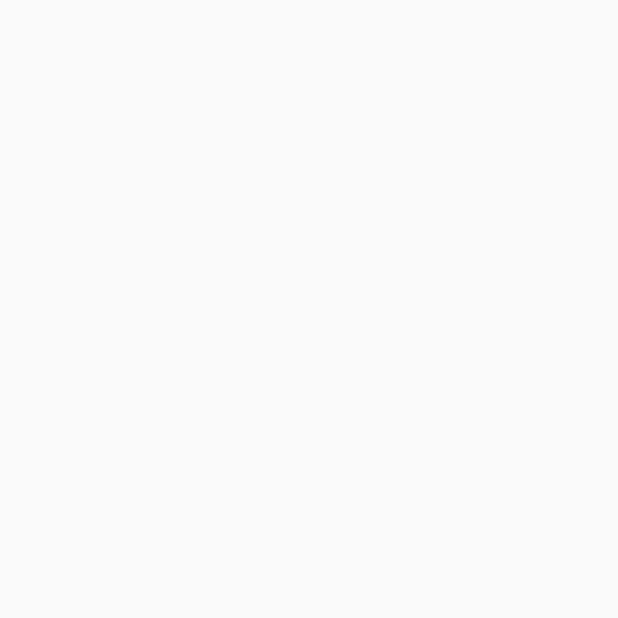
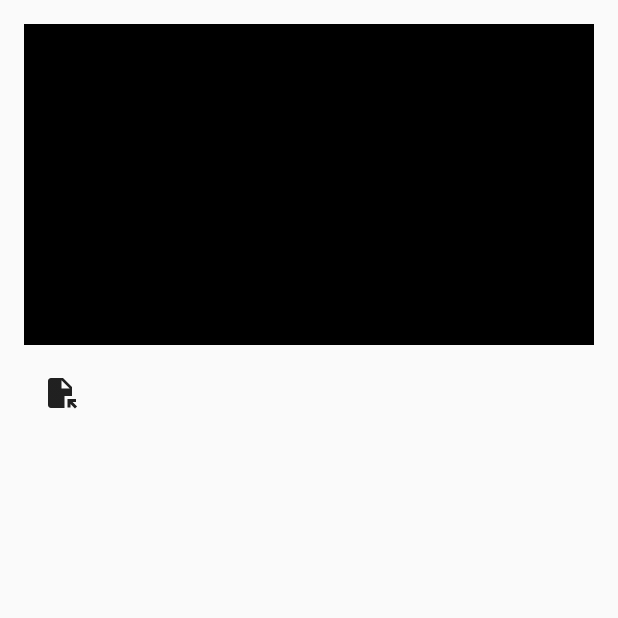
Before and after one commit to AsyaPashchuk/VideoPlayerAppWithComposeAndExoPlayer, an Android app built with Jetpack Compose: the screen it shows after launch (MainActivity), on a phone screen of 412 x 824 dp, the top half of it. Before the commit the part shown is empty. Run offline under Robolectric (Android 15) with nearby library versions, the phone set to English and light mode, and no system bars; our stand-ins replace Dagger/Hilt's generated code.

Commit message:
All implementation were added

```diff
--- a/app/src/main/AndroidManifest.xml
+++ b/app/src/main/AndroidManifest.xml
@@ -3,7 +3,10 @@
     package="com.videoplayerappwithcomposeandexoplayer">
 
     <application
+        android:name=".VideoPlayerApp"
         android:allowBackup="true"
+        android:dataExtractionRules="@xml/data_extraction_rules"
+        android:fullBackupContent="@xml/backup_rules"
         android:icon="@mipmap/ic_launcher"
         android:label="@string/app_name"
         android:roundIcon="@mipmap/ic_launcher_round"
--- a/app/src/main/java/com/videoplayerappwithcomposeandexoplayer/MainActivity.kt
+++ b/app/src/main/java/com/videoplayerappwithcomposeandexoplayer/MainActivity.kt
@@ -2,22 +2,114 @@ package com.videoplayerappwithcomposeandexoplayer
 
 import android.os.Bundle
 import androidx.activity.ComponentActivity
+import androidx.activity.compose.rememberLauncherForActivityResult
 import androidx.activity.compose.setContent
-import androidx.compose.foundation.layout.fillMaxSize
-import androidx.compose.material.MaterialTheme
-import androidx.compose.material.Surface
+import androidx.activity.result.contract.ActivityResultContracts
+import androidx.compose.foundation.clickable
+import androidx.compose.foundation.layout.*
+import androidx.compose.foundation.lazy.LazyColumn
+import androidx.compose.foundation.lazy.items
+import androidx.compose.material.Icon
+import androidx.compose.material.IconButton
 import androidx.compose.material.Text
-import androidx.compose.runtime.Composable
+import androidx.compose.material.*
+import androidx.compose.material.icons.Icons
+import androidx.compose.material.icons.filled.FileOpen
+import androidx.compose.runtime.*
 import androidx.compose.ui.Modifier
-import androidx.compose.ui.tooling.preview.Preview
+import androidx.compose.ui.platform.LocalLifecycleOwner
+import androidx.compose.ui.unit.dp
+import androidx.compose.ui.viewinterop.AndroidView
+import androidx.hilt.navigation.compose.hiltViewModel
+import androidx.lifecycle.Lifecycle
+import androidx.lifecycle.LifecycleEventObserver
+import androidx.media3.ui.PlayerView
 import com.videoplayerappwithcomposeandexoplayer.ui.theme.VideoPlayerAppWithComposeAndExoPlayerTheme
+import dagger.hilt.android.AndroidEntryPoint
 
+@AndroidEntryPoint
 class MainActivity : ComponentActivity() {
     override fun onCreate(savedInstanceState: Bundle?) {
         super.onCreate(savedInstanceState)
         setContent {
             VideoPlayerAppWithComposeAndExoPlayerTheme {
+                val viewModel = hiltViewModel<MainViewModel>()
+                val videoItems by viewModel.videoItems.collectAsState()
+                val selectVideoLauncher = rememberLauncherForActivityResult(
+                    contract = ActivityResultContracts.GetContent(),
+                    onResult = { uri ->
+                        uri?.let(viewModel::addVideoUri)
+                    }
+                )
+                var lifecycle by remember {
+                    mutableStateOf(Lifecycle.Event.ON_CREATE)
+                }
+                val lifecycleOwner = LocalLifecycleOwner.current
+                DisposableEffect(lifecycleOwner) {
+                    val observer = LifecycleEventObserver { _, event ->
+                        lifecycle = event
+                    }
+                    lifecycleOwner.lifecycle.addObserver(observer)
 
+                    onDispose {
+                        lifecycleOwner.lifecycle.removeObserver(observer)
+                    }
+                }
+
+                Column(
+                    modifier = Modifier
+                        .fillMaxSize()
+                        .padding(16.dp)
+                ) {
+                    AndroidView(
+                        factory = { context ->
+                            PlayerView(context).also {
+                                it.player = viewModel.player
+                            }
+                        },
+                        update = {
+                            when (lifecycle) {
+                                Lifecycle.Event.ON_PAUSE -> {
+                                    it.onPause()
+                                    it.player?.pause()
+                                }
+                                Lifecycle.Event.ON_RESUME -> {
+                                    it.onResume()
+                                }
+                                else -> Unit
+                            }
+                        },
+                        modifier = Modifier
+                            .fillMaxWidth()
+                            .aspectRatio(16 / 9f)
+                    )
+                    Spacer(modifier = Modifier.height(8.dp))
+                    IconButton(onClick = {
+//                        selectVideoLauncher.launch("video/mp4")
+                        selectVideoLauncher.launch("video/*")
+                    }) {
+                        Icon(
+                            imageVector = Icons.Default.FileOpen,
+                            contentDescription = "Select video"
+                        )
+                    }
+                    Spacer(modifier = Modifier.height(16.dp))
+                    LazyColumn(
+                        modifier = Modifier.fillMaxWidth()
+                    ) {
+                        items(videoItems) { item ->
+                            Text(
+                                text = item.name,
+                                modifier = Modifier
+                                    .fillMaxWidth()
+                                    .clickable {
+                                        viewModel.playVideo(item.contentUri)
+                                    }
+                                    .padding(16.dp)
+                            )
+                        }
+                    }
+                }
             }
         }
     }
--- /dev/null
+++ b/app/src/main/java/com/videoplayerappwithcomposeandexoplayer/MainViewModel.kt
@@ -0,0 +1,53 @@
+package com.videoplayerappwithcomposeandexoplayer
+
+import android.net.Uri
+import androidx.lifecycle.SavedStateHandle
+import androidx.lifecycle.ViewModel
+import androidx.lifecycle.viewModelScope
+import androidx.media3.common.MediaItem
+import androidx.media3.common.Player
+import dagger.hilt.android.lifecycle.HiltViewModel
+import kotlinx.coroutines.flow.SharingStarted
+import kotlinx.coroutines.flow.map
+import kotlinx.coroutines.flow.stateIn
+import javax.inject.Inject
+
+@HiltViewModel
+class MainViewModel @Inject constructor(
+    private val savedStateHandle: SavedStateHandle,
+    val player: Player,
+    private val metaDataReader: MetaDataReader
+): ViewModel() {
+
+    private val videoUris = savedStateHandle.getStateFlow("videoUris", emptyList<Uri>())
+
+    val videoItems = videoUris.map { uris ->
+        uris.map { uri ->
+            VideoItem(
+                contentUri = uri,
+                mediaItem = MediaItem.fromUri(uri),
+                name = metaDataReader.getMetaDataFromUri(uri)?.fileName ?: "No name"
+            )
+        }
+    }.stateIn(viewModelScope, SharingStarted.WhileSubscribed(5000), emptyList())
+
+    init {
+        player.prepare()
+    }
+
+    fun addVideoUri(uri: Uri) {
+        savedStateHandle["videoUris"] = videoUris.value + uri
+        player.addMediaItem(MediaItem.fromUri(uri))
+    }
+
+    fun playVideo(uri: Uri) {
+        player.setMediaItem(
+            videoItems.value.find { it.contentUri == uri }?.mediaItem ?: return
+        )
+    }
+
+    override fun onCleared() {
+        super.onCleared()
+        player.release()
+    }
+}
--- /dev/null
+++ b/app/src/main/java/com/videoplayerappwithcomposeandexoplayer/VideoPlayerApp.kt
@@ -0,0 +1,7 @@
+package com.videoplayerappwithcomposeandexoplayer
+
+import android.app.Application
+import dagger.hilt.android.HiltAndroidApp
+
+@HiltAndroidApp
+class VideoPlayerApp: Application()
--- /dev/null
+++ b/app/src/main/java/com/videoplayerappwithcomposeandexoplayer/VideoPlayerModule.kt
@@ -0,0 +1,27 @@
+package com.videoplayerappwithcomposeandexoplayer
+
+import android.app.Application
+import androidx.media3.common.Player
+import androidx.media3.exoplayer.ExoPlayer
+import dagger.Module
+import dagger.Provides
+import dagger.hilt.InstallIn
+import dagger.hilt.android.components.ViewModelComponent
+import dagger.hilt.android.scopes.ViewModelScoped
+
+@Module
+@InstallIn(ViewModelComponent::class)
+object VideoPlayerModule {
+
+    @Provides
+    @ViewModelScoped
+    fun provideVideoPlayer(app: Application): Player {
+        return ExoPlayer.Builder(app)
+            .build()
+    }
+    @Provides
+    @ViewModelScoped
+    fun provideMetaDataReader(app: Application): MetaDataReader {
+        return MetaDataReaderImpl(app)
+    }
+}
--- a/build.gradle
+++ b/build.gradle
@@ -1,6 +1,6 @@
 buildscript {
     ext {
-        compose_version = '1.0.1'
+        compose_version = '1.1.0'
     }
     dependencies {
         classpath "com.google.dagger:hilt-android-gradle-plugin:2.42"
@@ -9,7 +9,7 @@ buildscript {
 plugins {
     id 'com.android.application' version '7.1.0' apply false
     id 'com.android.library' version '7.1.0' apply false
-    id 'org.jetbrains.kotlin.android' version '1.5.21' apply false
+    id 'org.jetbrains.kotlin.android' version '1.6.10' apply false
 }
 
 task clean(type: Delete) {
```
Also changed, not shown: app/build.gradle (+11 -0 lines), app/src/main/java/com/videoplayerappwithcomposeandexoplayer/MetaDataReader.kt (added, +45 -0 lines), app/src/main/java/com/videoplayerappwithcomposeandexoplayer/VideoItem.kt (added, +10 -0 lines), app/src/main/res/xml/backup_rules.xml (added, +13 -0 lines), app/src/main/res/xml/data_extraction_rules.xml (added, +19 -0 lines).
